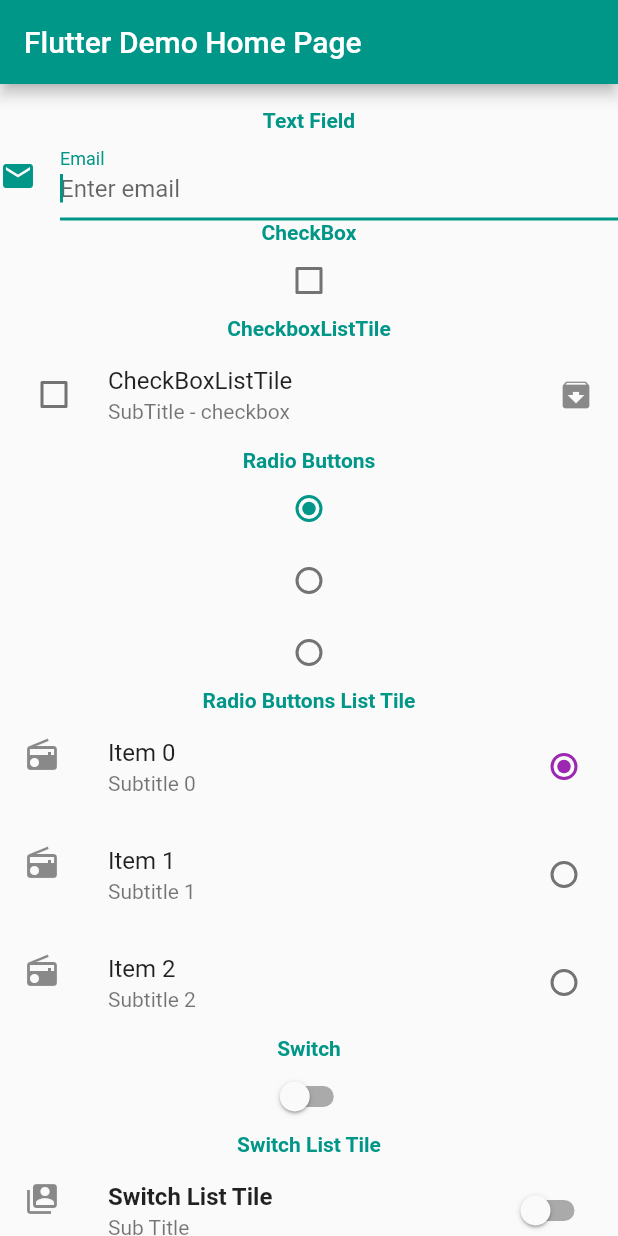
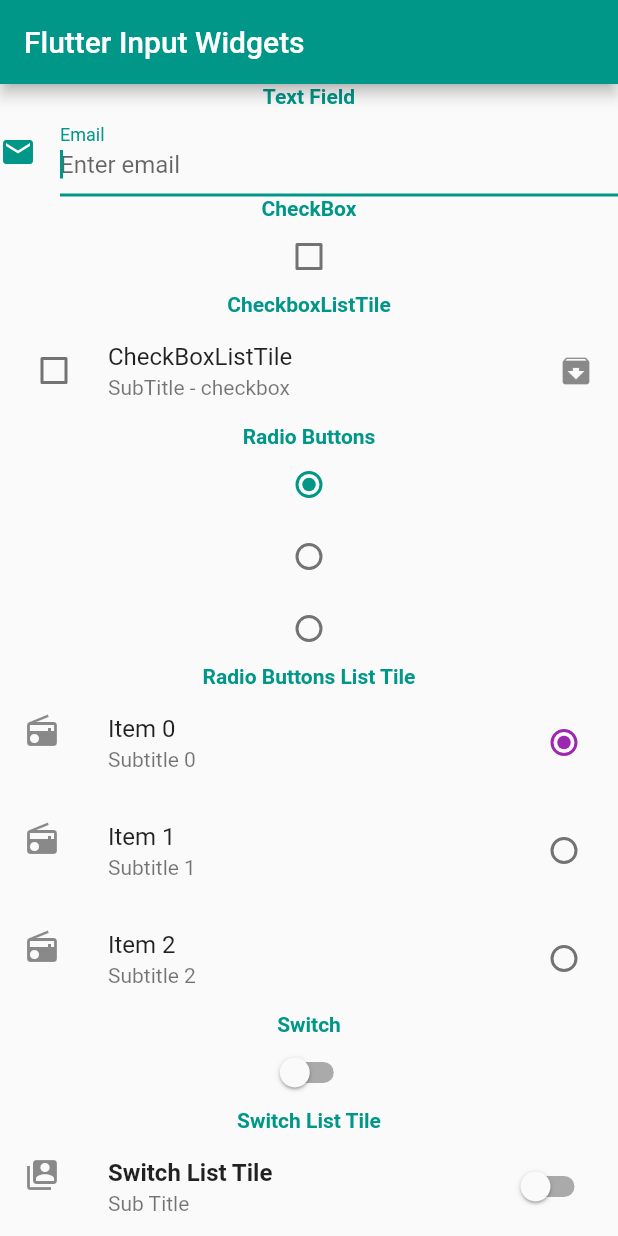
Before and after one commit to laksh97/flutter_input_widgets, a Flutter app: the screen it shows after launch, on a phone screen of 412 x 824 dp. Run offline on Flutter 3.47's test engine with Material 2 defaults, Android fonts, the phone set to English and light mode, and no system bars.

Commit message:
Update main.dart

```diff
--- a/lib/main.dart
+++ b/lib/main.dart
@@ -1,6 +1,14 @@
 import 'package:flutter/material.dart';
+import 'package:flutter_input_widgets/radioButtonsTiles.dart';
+import 'package:flutter_input_widgets/radiobuttons.dart';
+import 'package:flutter_input_widgets/slider.dart';
+import 'package:flutter_input_widgets/switch.dart';
+import 'package:flutter_input_widgets/switchlisttile.dart';
+import 'package:flutter_input_widgets/textfield.dart';
 import 'checkbox.dart';
 import 'dart:async';
+
+import 'checkboxlisttile.dart';
 
 void main() {
   runApp(
@@ -10,7 +18,7 @@
       theme: ThemeData(
         primarySwatch: Colors.teal,
       ),
-      home: MyApp(title: 'Flutter Demo Home Page'),
+      home: MyApp(title: 'Flutter Input Widgets'),
     ),
   );
 }
@@ -25,96 +33,7 @@
 }
 
 class _MyAppState extends State<MyApp> {
-  String _value = "";
-  bool? _val2 = false;
-  int? _value1 = 0;
-  int? _value2 = 0;
-  bool _v1 = false;
-  bool _v2 = false;
-  double _vs1 = 0.0;
   String _dateValue = "";
-
-  void _onChange(String value) {
-    setState(() {
-      _value = "Onchanged value is $value";
-    });
-  }
-
-  void _onSubmit(String value) {
-    setState(() {
-      _value = "OnSubmit value is $value";
-    });
-  }
-
-  void _value2Changed(bool? value) {
-    setState(() {
-      _val2 = value;
-    });
-  }
-
-  void _value1RadioChanged(int? value) {
-    setState(() {
-      _value1 = value;
-    });
-  }
-
-  void _value2RadioChanged(int? value) {
-    setState(() {
-      _value2 = value;
-    });
-  }
-
-  void _value1SwitchChanged(bool value) {
-    setState(() {
-      _v1 = value;
-    });
-  }
-
-  void _value2SwitchChanged(bool value) {
-    setState(() {
-      _v2 = value;
-    });
-  }
-
-  Widget makeRadios() {
-    List<Widget> list = [];
-    for (int i = 0; i < 3; i++) {
-      list.add(
-          Radio(value: i, groupValue: _value1, onChanged: _value1RadioChanged));
-    }
-    Column column = Column(
-      children: list,
-    );
-    return column;
-  }
-
-  Widget makeRadioListTiles() {
-    List<Widget> list = [];
-    for (int i = 0; i < 3; i++) {
-      list.add(
-        RadioListTile(
-          value: i,
-          groupValue: _value2,
-          onChanged: _value2RadioChanged,
-          title: Text("Item $i"),
-          activeColor: Colors.purple,
-          controlAffinity: ListTileControlAffinity.trailing,
-          secondary: Icon(Icons.radio),
-          subtitle: Text("Subtitle $i"),
-        ),
-      );
-    }
-    Column column = Column(
-      children: list,
-    );
-    return column;
-  }
-
-  void _setValue(double value) {
-    setState(() {
-      _vs1 = value;
-    });
-  }
 
   Future _selectDate() async {
     DateTime? picked = await showDatePicker(
@@ -143,26 +62,13 @@
               mainAxisAlignment: MainAxisAlignment.center,
               children: <Widget>[
                 Text(
-                  _value,
-                ),
-                Text(
                   "Text Field",
                   style: TextStyle(
                     fontWeight: FontWeight.bold,
                     color: Colors.teal,
                   ),
                 ),
-                TextField(
-                  decoration: InputDecoration(
-                    labelText: "Email",
-                    hintText: "Enter email",
-                    icon: Icon(Icons.email),
-                  ),
-                  onChanged: _onChange,
-                  onSubmitted: _onSubmit,
-                  autofocus: true,
-                  keyboardType: TextInputType.emailAddress,
-                ),
+                TextFields(),
                 Text(
                   "CheckBox",
                   style: TextStyle(
@@ -178,15 +84,7 @@
                     color: Colors.teal,
                   ),
                 ),
-                CheckboxListTile(
-                  value: _val2,
-                  onChanged: _value2Changed,
-                  activeColor: Colors.purple,
-                  title: Text("CheckBoxListTile"),
-                  subtitle: Text("SubTitle - checkbox"),
-                  controlAffinity: ListTileControlAffinity.leading,
-                  secondary: Icon(Icons.archive),
-                ),
+                CheckBoxListTiles(),
                 Text(
                   "Radio Buttons",
                   style: TextStyle(
@@ -194,7 +92,7 @@
                     color: Colors.teal,
                   ),
                 ),
-                makeRadios(),
+                RadioButtons(),
                 Text(
                   "Radio Buttons List Tile",
                   style: TextStyle(
@@ -202,7 +100,7 @@
                     color: Colors.teal,
                   ),
                 ),
-                makeRadioListTiles(),
+                RadioButtonsListTile(),
                 Text(
                   "Switch",
                   style: TextStyle(
@@ -210,7 +108,7 @@
                     color: Colors.teal,
                   ),
                 ),
-                Switch(value: _v1, onChanged: _value1SwitchChanged),
+                Switchs(),
                 Text(
                   "Switch List Tile",
                   style: TextStyle(
@@ -218,23 +116,8 @@
                     color: Colors.teal,
                   ),
                 ),
-                SwitchListTile(
-                  value: _v2,
-                  onChanged: _value2SwitchChanged,
-                  controlAffinity: ListTileControlAffinity.trailing,
-                  secondary: Icon(Icons.switch_account),
-                  subtitle: Text("Sub Title"),
-                  activeColor: Colors.purple,
-                  title: Text(
-                    "Switch List Tile",
-                    style: TextStyle(fontWeight: FontWeight.bold),
-                  ),
-                ),
-                Text("Value is ${(_vs1 * 100).round()}"),
-                Slider(
-                  value: _vs1,
-                  onChanged: _setValue,
-                ),
+                SwitchListTiles(),
+                Sliders(),
                 Text(
                   "Date Time Picker",
                   style: TextStyle(
```
